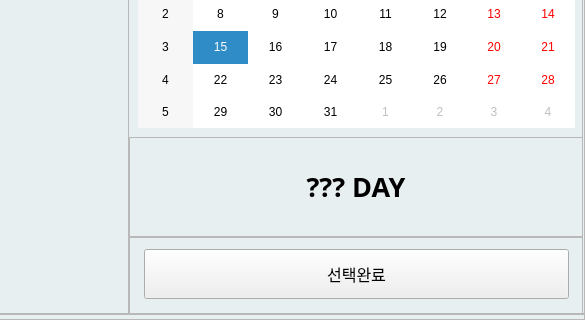
This is code/ui/select_planner.ui in EON-DC/gwd_travel_planner as Qt 5 draws it before an edit; both pictures show x 415 to 1000 and y 380 to 700 of the 1000 by 700 pixel window. The edited form follows.
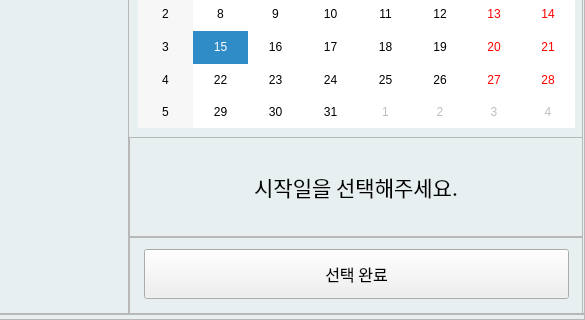
This is the edited form. The open tabs and pages were chosen to show the change. Icons and pictures are not drawn.

Commit message: ui 캘린더 부분 수정 중

The edit to the form file:
```diff
--- a/code/ui/select_planner.ui
+++ b/code/ui/select_planner.ui
@@ -1022,26 +1022,29 @@
                        <widget class="QLabel" name="label_few_date">
                         <property name="minimumSize">
                          <size>
-                          <width>200</width>
+                          <width>300</width>
                           <height>40</height>
                          </size>
                         </property>
                         <property name="maximumSize">
                          <size>
-                          <width>200</width>
+                          <width>300</width>
                           <height>40</height>
                          </size>
                         </property>
                         <property name="font">
                          <font>
-                          <family>G마켓 산스 TTF Bold</family>
-                          <pointsize>20</pointsize>
-                          <weight>75</weight>
-                          <bold>true</bold>
+                          <family>G마켓 산스 TTF Medium</family>
+                          <pointsize>16</pointsize>
+                          <weight>50</weight>
+                          <bold>false</bold>
                          </font>
                         </property>
                         <property name="text">
-                         <string>&lt;html&gt;&lt;head/&gt;&lt;body&gt;&lt;p align=&quot;center&quot;&gt;??? DAY&lt;/p&gt;&lt;/body&gt;&lt;/html&gt;</string>
+                         <string>&lt;html&gt;&lt;head/&gt;&lt;body&gt;&lt;p align=&quot;center&quot;&gt;시작일을 선택해주세요.&lt;/p&gt;&lt;/body&gt;&lt;/html&gt;</string>
+                        </property>
+                        <property name="wordWrap">
+                         <bool>false</bool>
                         </property>
                        </widget>
                       </item>
@@ -1093,7 +1096,7 @@
                          </font>
                         </property>
                         <property name="text">
-                         <string>선택완료</string>
+                         <string>선택 완료</string>
                         </property>
                        </widget>
                       </item>
```
Left out of the diff: 6 changed lines with no effect on the pictures. The commit also changes 3 other files.
